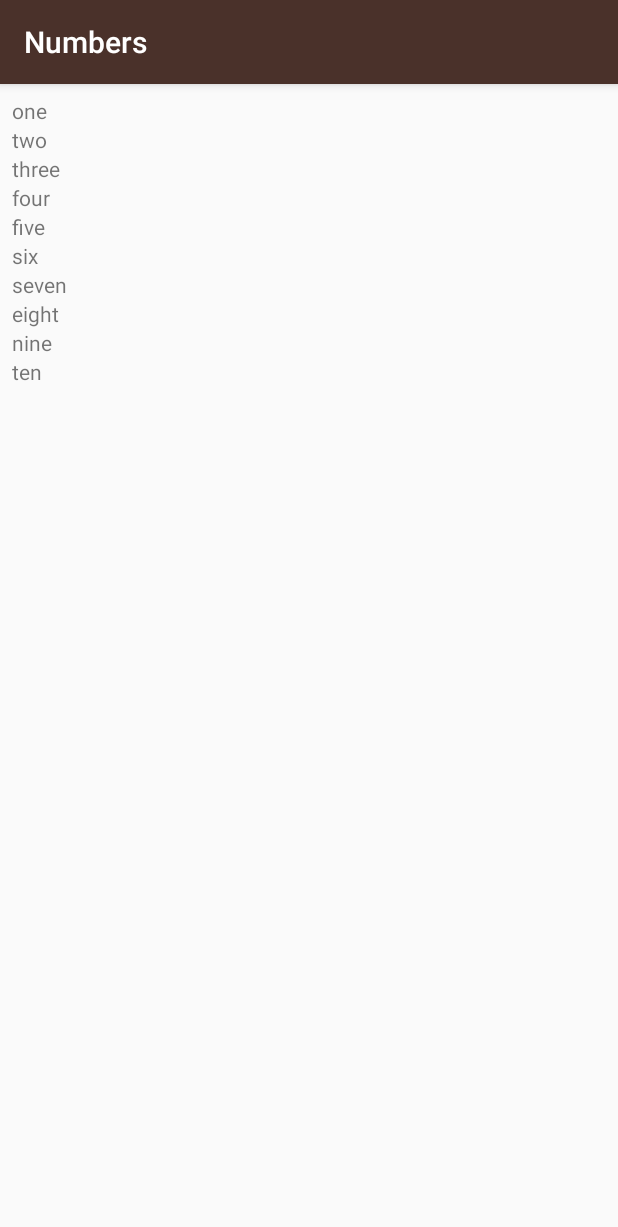
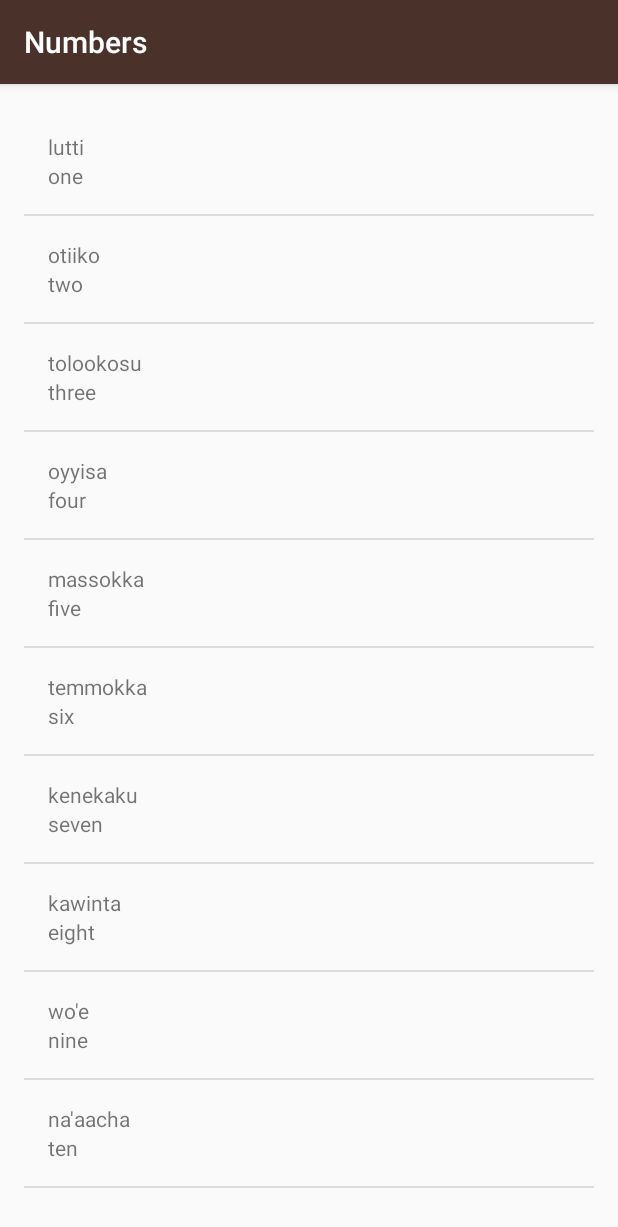
Before and after one commit to dawntan08/Miwok, an Android app: the NumbersActivity screen opened directly, with no data from a screen before it, on a phone screen of 412 x 824 dp. Shown: the top 1227 px of the screen. Run offline under Robolectric (Android 15) with nearby library versions, the phone set to English and light mode, and no system bars.

Commit message:
- create custom Word object to hold 2 Strings -- default and Miwok translation  - create custom list_item layout containing 2 Strings, to be used in the arrayadapter  - create WordAdapter that extends arrayadapter    - override getView
 Pressing numbers in the app now shows a list of the default and the Miwok translation.

```diff
--- a/app/src/main/java/com/example/android/miwok/NumbersActivity.java
+++ b/app/src/main/java/com/example/android/miwok/NumbersActivity.java
@@ -1,10 +1,9 @@
 package com.example.android.miwok;
 
+import android.os.Bundle;
 import android.support.v7.app.AppCompatActivity;
-import android.os.Bundle;
-import android.util.Log;
-import android.widget.LinearLayout;
-import android.widget.TextView;
+import android.widget.ArrayAdapter;
+import android.widget.ListView;
 
 import java.util.ArrayList;
 
@@ -15,28 +14,23 @@ public class NumbersActivity extends AppCompatActivity {
         super.onCreate(savedInstanceState);
         setContentView(R.layout.activity_numbers);
 
-        //list of words to be added
-        ArrayList<String> words = new ArrayList<String>();
-        words.add("one");
-        words.add("two");
-        words.add("three");
-        words.add("four");
-        words.add("five");
-        words.add("six");
-        words.add("seven");
-        words.add("eight");
-        words.add("nine");
-        words.add("ten");
+        //list of words, default and miwok translation to be added
+        ArrayList<Word> words = new ArrayList<Word>();
+        words.add(new Word("one", "lutti"));
+        words.add(new Word("two", "otiiko"));
+        words.add(new Word("three", "tolookosu"));
+        words.add(new Word("four", "oyyisa"));
+        words.add(new Word("five", "massokka"));
+        words.add(new Word("six", "temmokka"));
+        words.add(new Word("seven", "kenekaku"));
+        words.add(new Word("eight", "kawinta"));
+        words.add(new Word("nine", "wo'e"));
+        words.add(new Word("ten", "na'aacha"));
 
-        // find root view of the layout
-        LinearLayout rootView = (LinearLayout) findViewById(R.id.rootView);
-
-        // create textView and loop to add all elements in the arraylist
-        for(int index = 0; index < 10; index++){
-            TextView wordView = new TextView(this);
-            wordView.setText(words.get(index));
-            rootView.addView(wordView);
-        }
+        // populate listView using custom WordAdapter and custom list_item.xml
+        WordAdapter adapter = new WordAdapter(this, words);
+        ListView listView = (ListView) findViewById(R.id.list);
+        listView.setAdapter(adapter);
 
     }
 }
--- /dev/null
+++ b/app/src/main/java/com/example/android/miwok/Word.java
@@ -0,0 +1,39 @@
+package com.example.android.miwok;
+
+/**
+ * Created by Liway on 4/5/2017.
+ * Word class containing defaultTranslation and Miwok Translation of that word
+ * Returns either word using getters
+ */
+
+public class Word {
+
+    private String mDefaultTranslation;
+    private String mMiwokTranslation;
+
+    /**
+     * creates a new Word object
+     * @param defaultTranslation word to be translated; already known to user e.g. English
+     * @param miwokTranslation miwok translation of the default word
+     */
+    public Word(String defaultTranslation, String miwokTranslation){
+        mDefaultTranslation = defaultTranslation;
+        mMiwokTranslation = miwokTranslation;
+    }
+
+    /**
+     * @return default translation of the word
+     *
+     */
+    public String getDefaultTranslation(){
+        return mDefaultTranslation;
+    }
+
+    /**
+     *
+     * @return Miwok translation of the word
+     */
+    public String getMiwokTranslation(){
+        return mMiwokTranslation;
+    }
+}
--- /dev/null
+++ b/app/src/main/java/com/example/android/miwok/WordAdapter.java
@@ -0,0 +1,46 @@
+package com.example.android.miwok;
+
+import android.app.Activity;
+import android.view.LayoutInflater;
+import android.view.View;
+import android.view.ViewGroup;
+import android.widget.ArrayAdapter;
+import android.widget.TextView;
+
+import java.util.ArrayList;
+
+/**
+ * Created by Liway on 4/5/2017.
+ * custom ArrayAdapter; currently used to show two textViews
+ */
+
+public class WordAdapter extends ArrayAdapter<Word> {
+
+    public WordAdapter(Activity context, ArrayList<Word> words){
+        // Here, we initialize the ArrayAdapter's internal storage for the context and the list.
+        // the second argument is used when the ArrayAdapter is populating a single TextView.
+        // Because this is a custom adapter for two TextViews, the adapter is not
+        // going to use this second argument, so it can be any value. Here, we used 0.
+        super(context, 0, words);
+
+    }
+    @Override
+    public View getView(int position, View convertView, ViewGroup parent) {
+        // Check if the existing view is being reused, otherwise inflate the view
+        View listItemView = convertView;
+        if(listItemView == null) {
+            listItemView = LayoutInflater.from(getContext()).inflate(
+                    R.layout.list_item, parent, false);
+        }
+
+        // sets the strings in the textviews as created in list_item to be the defaultword
+        // and miwokword in the current Word object in the View position
+        Word currentWord = getItem(position);
+        TextView defaultTextView = (TextView) listItemView.findViewById(R.id.default_text);
+        defaultTextView.setText(currentWord.getDefaultTranslation());
+        TextView miwokTextView = (TextView) listItemView.findViewById(R.id.miwok_text);
+        miwokTextView.setText(currentWord.getMiwokTranslation());
+
+        return listItemView;
+    }
+}
--- a/app/src/main/res/layout/activity_numbers.xml
+++ b/app/src/main/res/layout/activity_numbers.xml
@@ -1,12 +1,12 @@
 <?xml version="1.0" encoding="utf-8"?>
-<LinearLayout xmlns:android="http://schemas.android.com/apk/res/android"
-    xmlns:app="http://schemas.android.com/apk/res-auto"
+<ListView xmlns:android="http://schemas.android.com/apk/res/android"
     xmlns:tools="http://schemas.android.com/tools"
-    android:id="@+id/rootView"
+    android:id="@+id/list"
+    android:orientation="vertical"
     android:layout_width="match_parent"
     android:layout_height="match_parent"
-    android:orientation="vertical"
-    android:layout_margin="8dp"
-    tools:context="com.example.android.miwok.NumbersActivity">
-
-</LinearLayout>
+    android:paddingBottom="@dimen/activity_vertical_margin"
+    android:paddingLeft="@dimen/activity_horizontal_margin"
+    android:paddingRight="@dimen/activity_horizontal_margin"
+    android:paddingTop="@dimen/activity_vertical_margin"
+    tools:context="com.example.android.miwok.NumbersActivity"/>
--- /dev/null
+++ b/app/src/main/res/layout/list_item.xml
@@ -0,0 +1,20 @@
+<?xml version="1.0" encoding="utf-8"?>
+<LinearLayout xmlns:android="http://schemas.android.com/apk/res/android"
+    xmlns:tools="http://schemas.android.com/tools"
+    android:layout_width="match_parent"
+    android:layout_height="match_parent"
+    android:orientation="vertical"
+    android:padding="16dp">
+
+    <TextView
+        android:id="@+id/miwok_text"
+        android:layout_width="match_parent"
+        android:layout_height="wrap_content"
+        tools:text="lutti"/>
+
+    <TextView
+        android:id="@+id/default_text"
+        android:layout_width="match_parent"
+        android:layout_height="wrap_content"
+        tools:text="one"/>
+</LinearLayout>
```
